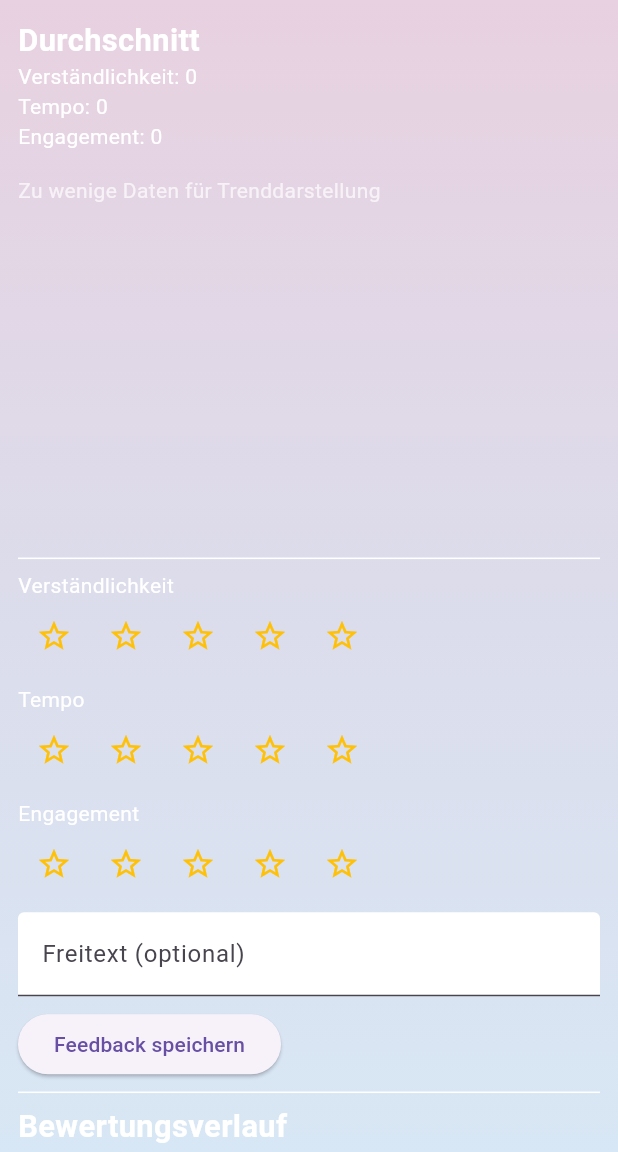
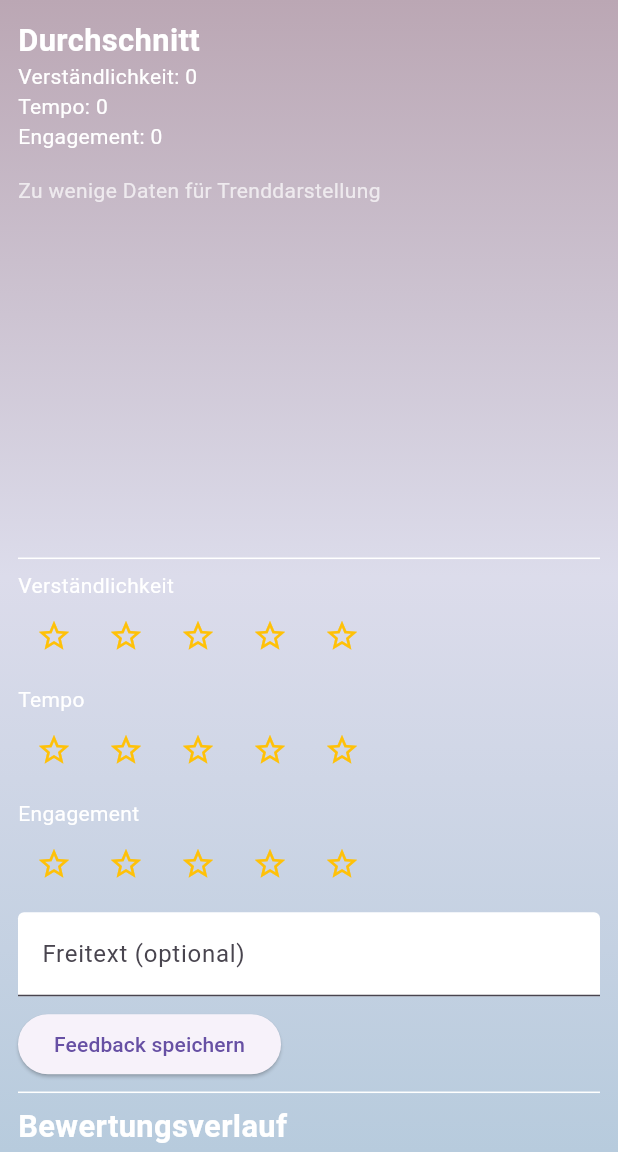
Before and after one commit to Sumi2212/Livelearn_Feedback_App, a Flutter app: the screen it shows after launch, on a phone screen of 412 x 824 dp, the part 84-1236 px from its top. Run offline on Flutter 3.47's test engine with Material 3 defaults, Android fonts, the phone set to English and light mode, and no system bars; our stand-ins replace fl_chart, flutter_local_notifications, timezone; network calls fail.

```diff
--- a/lib/my_app.dart
+++ b/lib/my_app.dart
@@ -5,9 +5,9 @@ class MyApp extends StatelessWidget {
   MyApp({super.key});
 
   final List<Color> colors = [
-    const Color.fromRGBO(232,209,224, 1),
+    const Color.fromARGB(255, 187, 167, 180),
     const Color.fromRGBO(220,220,235, 1),
-    const Color.fromRGBO(216,231,245, 1),
+    const Color.fromARGB(255, 183, 203, 221),
   ];
 
   @override
```
